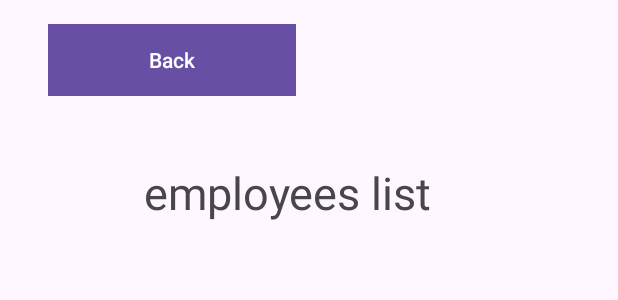
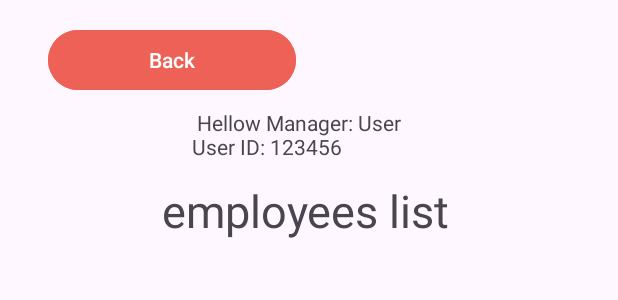
Before and after one commit to Aviost111/AutoTrack, an Android app: the layout activity_employees_list.xml on its own in the app's theme, with its tools: preview values and no code run, on a phone screen of 412 x 824 dp. Shown: the top 300 px of the screen. Run offline under Robolectric (Android 15) with nearby library versions, the light colour scheme and no system bars.

Commit message:
commit aviya changes

```diff
--- a/app/build.gradle.kts
+++ b/app/build.gradle.kts
@@ -40,6 +40,8 @@ dependencies {
     implementation("com.google.firebase:firebase-auth:22.3.1")
     implementation("com.google.firebase:firebase-firestore:24.10.1")
     implementation("com.google.firebase:firebase-database:20.3.0")
+    implementation("androidx.navigation:navigation-fragment:2.7.6")
+    implementation("androidx.navigation:navigation-ui:2.7.6")
     testImplementation("junit:junit:4.13.2")
     androidTestImplementation("androidx.test.ext:junit:1.1.5")
     androidTestImplementation("androidx.test.espresso:espresso-core:3.5.1")
--- a/app/src/main/java/com/example/autotrack/EmployeeDetailsActivity.java
+++ b/app/src/main/java/com/example/autotrack/EmployeeDetailsActivity.java
@@ -2,4 +2,5 @@ package com.example.autotrack;
 
 public class EmployeeDetailsActivity {
 
+
 }
--- a/app/src/main/java/com/example/autotrack/EmployeesListActivity.java
+++ b/app/src/main/java/com/example/autotrack/EmployeesListActivity.java
@@ -21,6 +21,8 @@ public class EmployeesListActivity extends AppCompatActivity {
 
 
 private ListView listviewEmployees;
+
+private TextView textName;
 private Button btnLogout;
 
 protected void onCreate(Bundle savedInstanceState) {
@@ -28,6 +30,9 @@ protected void onCreate(Bundle savedInstanceState) {
     setContentView(R.layout.activity_employees_list);
 
     listviewEmployees = findViewById(R.id.listviewEmployees);
+
+    textName = findViewById(R.id.userName);
+    textName.setText("hello");
 
     Button backButton = findViewById(R.id.btnBack);
 
--- a/app/src/main/java/com/example/autotrack/ManagerActivity.java
+++ b/app/src/main/java/com/example/autotrack/ManagerActivity.java
@@ -30,6 +30,7 @@ public class ManagerActivity extends AppCompatActivity {
         setupClickListener(R.id.btnRegisterEmployee, RegisterEmployeeActivity.class);
         setupClickListener(R.id.btnLogout, LoginActivity.class);
         setupClickListener(R.id.btnToolsList, VehicleActivity.class);
+        setupClickListener(R.id.btnEmployeesList, EmployeesListActivity.class);
 
         // Initialize Firebase Authentication
         mAuth = FirebaseAuth.getInstance();
--- a/app/src/main/res/layout/activity_employees_list.xml
+++ b/app/src/main/res/layout/activity_employees_list.xml
@@ -7,16 +7,28 @@
     tools:context=".EmployeesListActivity">
 
     <TextView
+        android:id="@+id/userName"
+        android:layout_width="wrap_content"
+        android:layout_height="wrap_content"
+        android:layout_centerHorizontal="true"
+        android:layout_marginStart="128dp"
+        android:layout_marginTop="72dp"
+        android:text=" Hellow Manager: User\nUser ID: 123456"
+        app:layout_constraintStart_toStartOf="parent"
+        app:layout_constraintTop_toTopOf="parent" />
+
+
+    <TextView
         android:id="@+id/textView"
         android:layout_width="wrap_content"
         android:layout_height="wrap_content"
-        android:layout_marginStart="96dp"
-        android:layout_marginTop="108dp"
+        android:layout_marginStart="108dp"
+        android:layout_marginTop="120dp"
+        android:backgroundTint="@color/red"
         android:text="employees list"
         android:textSize="30sp"
         app:layout_constraintStart_toStartOf="parent"
         app:layout_constraintTop_toTopOf="parent" />
-
 
     <ListView
         android:id="@+id/listviewEmployees"
@@ -37,7 +49,7 @@
         android:layout_alignParentBottom="true"
         android:layout_marginStart="32dp"
         android:layout_marginTop="16dp"
-        android:background="@color/red"
+        android:backgroundTint="@color/red"
         android:text="Back"
         app:layout_constraintStart_toStartOf="parent"
         app:layout_constraintTop_toTopOf="parent" />
--- a/app/src/main/res/values/colors.xml
+++ b/app/src/main/res/values/colors.xml
@@ -2,7 +2,7 @@
 <resources>
     <color name="black">#FF000000</color>
     <color name="white">#FFFFFFFF</color>
-    <color name="red">#FF0000</color>
+    <color name="red">#ED6157</color>
     <color name="gray">#CCCCCC</color>
     <color name="blue">#3633FF</color>
 
```
Also changed, not shown: app/src/main/AndroidManifest.xml (+7 -0 lines), app/src/main/res/navigation/mobile_navigation.xml (deleted, +0 -25 lines), 1 other file.
